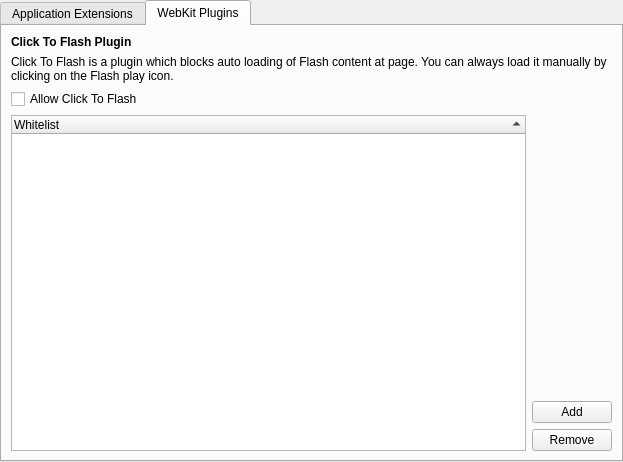
Above: src/lib/preferences/pluginslist.ui from QupZilla/qupzilla before the change. Below: the same form after it.
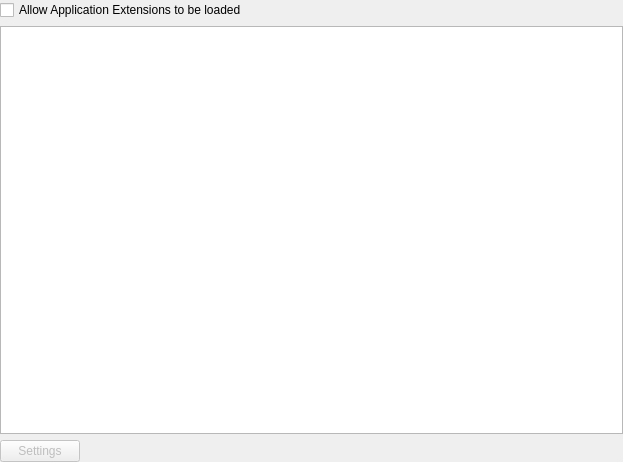
That is the form after the change. The open tabs and pages were chosen to show the change. Icons and pictures are not drawn.

Commit message:
Remove option to configure Click2Flash
Click2Flash is no longer available

```diff
--- a/src/lib/preferences/pluginslist.ui
+++ b/src/lib/preferences/pluginslist.ui
@@ -10,20 +10,19 @@
     <height>462</height>
    </rect>
   </property>
-  <layout class="QHBoxLayout" name="horizontalLayout_2">
-   <property name="margin">
+  <layout class="QVBoxLayout" name="verticalLayout">
+   <property name="leftMargin">
     <number>0</number>
    </property>
-   <item>
-    <widget class="QTabWidget" name="tabWidget">
-     <property name="currentIndex">
+   <property name="topMargin">
       <number>0</number>
      </property>
-     <widget class="QWidget" name="tab">
-      <attribute name="title">
-       <string>Application Extensions</string>
-      </attribute>
-      <layout class="QVBoxLayout" name="verticalLayout_2">
+   <property name="rightMargin">
+    <number>0</number>
+   </property>
+   <property name="bottomMargin">
+    <number>0</number>
+   </property>
        <item>
         <widget class="QCheckBox" name="allowAppPlugins">
          <property name="text">
@@ -32,12 +31,6 @@
         </widget>
        </item>
        <item>
-        <widget class="QFrame" name="verticalFrame">
-         <layout class="QVBoxLayout" name="appExtensionFrame">
-          <property name="margin">
-           <number>0</number>
-          </property>
-          <item>
            <widget class="QListWidget" name="list">
             <property name="alternatingRowColors">
              <bool>true</bool>
@@ -89,87 +82,6 @@
              </spacer>
             </item>
            </layout>
-          </item>
-         </layout>
-        </widget>
-       </item>
-      </layout>
-     </widget>
-     <widget class="QWidget" name="tab_2">
-      <attribute name="title">
-       <string>WebKit Plugins</string>
-      </attribute>
-      <layout class="QGridLayout" name="gridLayout_2">
-       <item row="0" column="0">
-        <widget class="QLabel" name="label">
-         <property name="text">
-          <string>&lt;b&gt;Click To Flash Plugin&lt;/b&gt;</string>
-         </property>
-        </widget>
-       </item>
-       <item row="1" column="0" colspan="2">
-        <widget class="QLabel" name="label_2">
-         <property name="text">
-          <string>Click To Flash is a plugin which blocks auto loading of Flash content at page. You can always load it manually by clicking on the Flash play icon.</string>
-         </property>
-         <property name="wordWrap">
-          <bool>true</bool>
-         </property>
-        </widget>
-       </item>
-       <item row="3" column="0" colspan="2">
-        <layout class="QGridLayout" name="gridLayout">
-         <item row="0" column="0" rowspan="3">
-          <widget class="QTreeWidget" name="whitelist">
-           <property name="sortingEnabled">
-            <bool>true</bool>
-           </property>
-           <column>
-            <property name="text">
-             <string>Whitelist</string>
-            </property>
-           </column>
-          </widget>
-         </item>
-         <item row="1" column="1">
-          <widget class="QPushButton" name="add">
-           <property name="text">
-            <string>Add</string>
-           </property>
-          </widget>
-         </item>
-         <item row="2" column="1">
-          <widget class="QPushButton" name="remove">
-           <property name="text">
-            <string>Remove</string>
-           </property>
-          </widget>
-         </item>
-         <item row="0" column="1">
-          <spacer name="verticalSpacer">
-           <property name="orientation">
-            <enum>Qt::Vertical</enum>
-           </property>
-           <property name="sizeHint" stdset="0">
-            <size>
-             <width>20</width>
-             <height>40</height>
-            </size>
-           </property>
-          </spacer>
-         </item>
-        </layout>
-       </item>
-       <item row="2" column="0">
-        <widget class="QCheckBox" name="allowClick2Flash">
-         <property name="text">
-          <string>Allow Click To Flash</string>
-         </property>
-        </widget>
-       </item>
-      </layout>
-     </widget>
-    </widget>
    </item>
   </layout>
  </widget>
```
Lines whose indentation alone changed are shown as unchanged. The commit also changes 2 other files.
